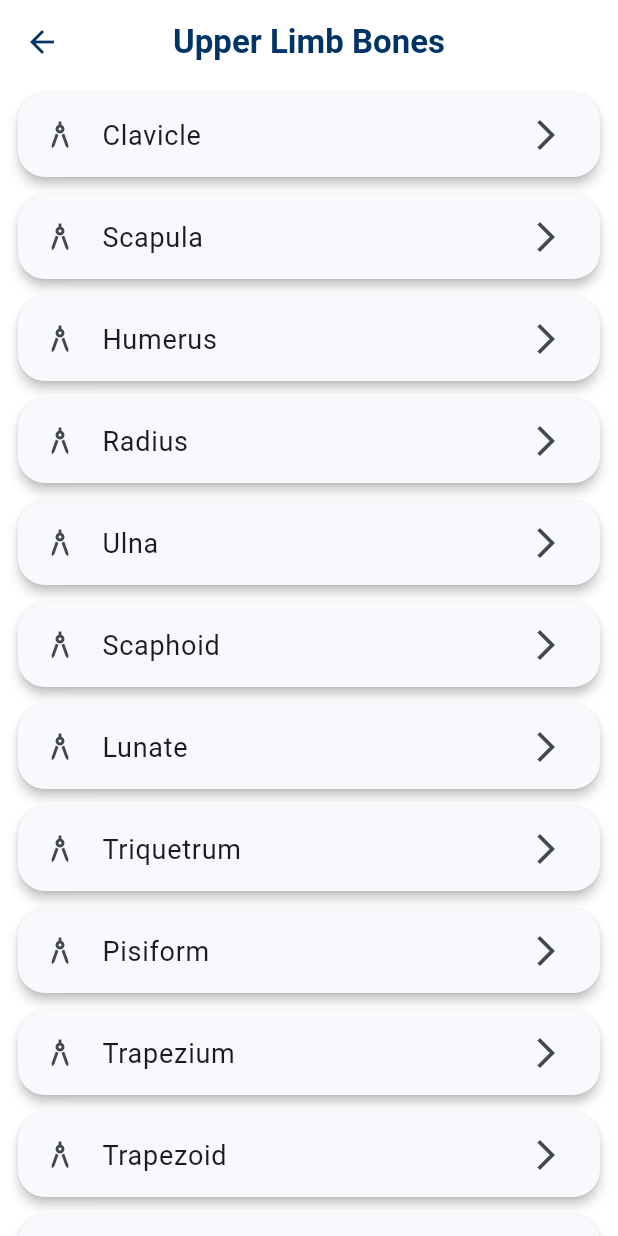
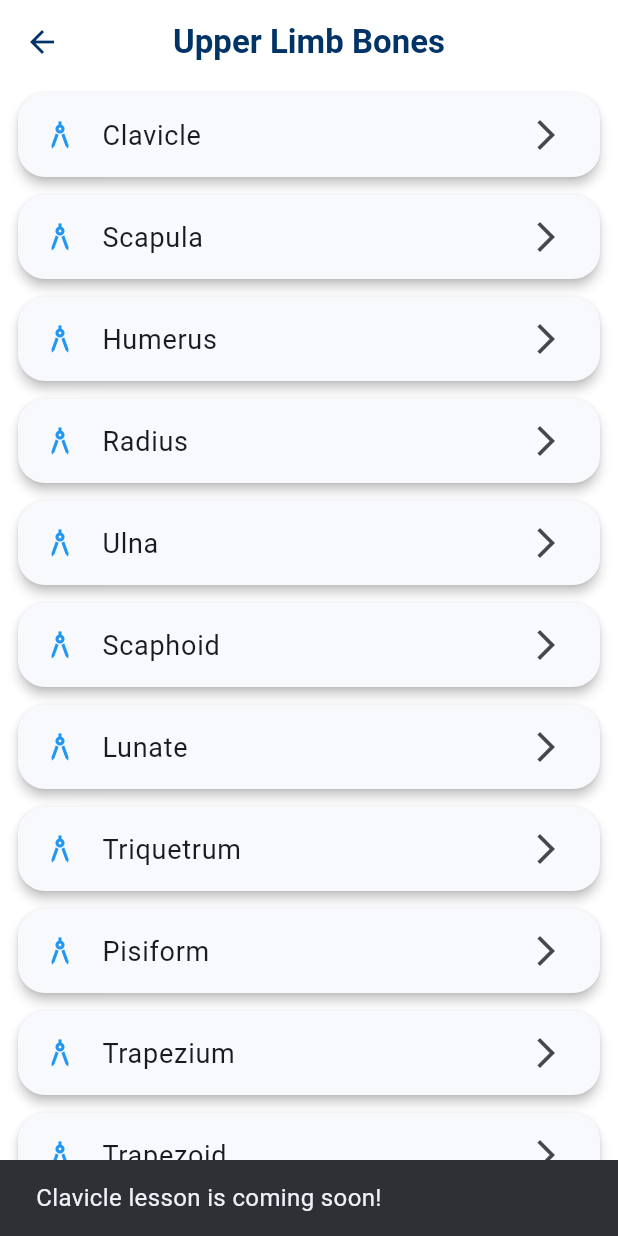
Before and after one commit to omokriefemena-cell/anatomy_pro, a Flutter app: the BonesScreen screen opened directly, after a tap on "Clavicle", on a phone screen of 412 x 824 dp. Run offline on Flutter 3.47's test engine with Material 3 defaults, Android fonts, the phone set to English and light mode, and no system bars.

Commit message:
Describe the feature

```diff
--- a/lib/screens/modules/upper_limb/bones_screen.dart
+++ b/lib/screens/modules/upper_limb/bones_screen.dart
@@ -1,4 +1,5 @@
 import 'package:flutter/material.dart';
+import 'humerus_screen.dart';
 
 class BonesScreen extends StatelessWidget {
   const BonesScreen({super.key});
@@ -28,14 +29,27 @@ class BonesScreen extends StatelessWidget {
       body: ListView.builder(
         itemCount: bones.length,
         itemBuilder: (context, index) {
+          final bone = bones[index];
+
           return Card(
             margin: const EdgeInsets.symmetric(horizontal: 12, vertical: 6),
             child: ListTile(
-              leading: const Icon(Icons.architecture),
-              title: Text(bones[index]),
+              leading: const Icon(Icons.architecture, color: Colors.blue),
+              title: Text(bone),
               trailing: const Icon(Icons.arrow_forward_ios),
               onTap: () {
-                // Next step
+                if (bone == "Humerus") {
+                  Navigator.push(
+                    context,
+                    MaterialPageRoute(
+                      builder: (context) => const HumerusScreen(),
+                    ),
+                  );
+                } else {
+                  ScaffoldMessenger.of(context).showSnackBar(
+                    SnackBar(content: Text("$bone lesson is coming soon!")),
+                  );
+                }
               },
             ),
           );
```
Also changed, not shown: lib/screens/modules/upper_limb/humerus_screen.dart (added, +80 -0 lines).
